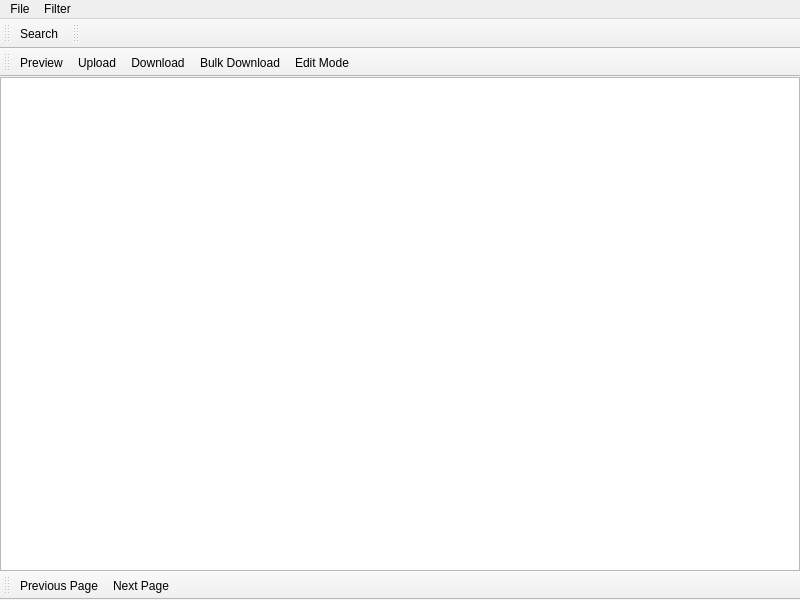
Before: the Qt Designer form src/ui/viewwidget.ui in kaniol-lck/Paperless-Client, drawn with Qt 5.
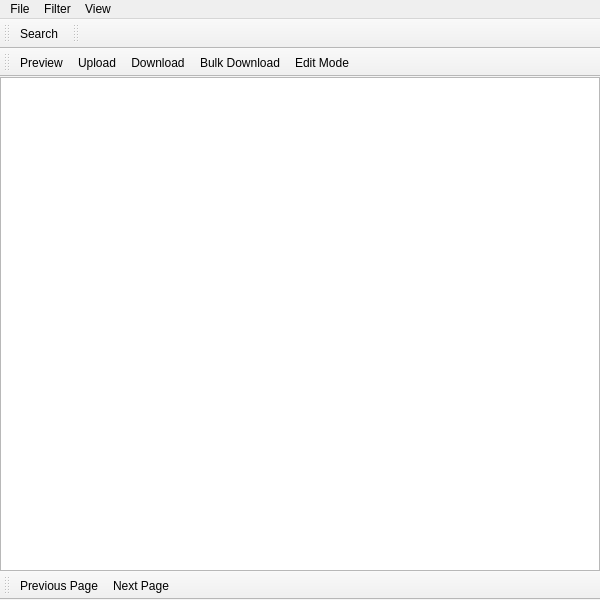
After: the same form once the commit is applied. The open tabs and pages were chosen to show the change. Icons and pictures are not drawn.

```diff
--- a/src/ui/viewwidget.ui
+++ b/src/ui/viewwidget.ui
@@ -6,7 +6,7 @@
    <rect>
     <x>0</x>
     <y>0</y>
-    <width>800</width>
+    <width>600</width>
     <height>600</height>
    </rect>
   </property>
@@ -14,26 +14,6 @@
    <string>MainWindow</string>
   </property>
   <widget class="QWidget" name="centralwidget">
-   <layout class="QGridLayout" name="gridLayout_2">
-    <property name="leftMargin">
-     <number>0</number>
-    </property>
-    <property name="topMargin">
-     <number>0</number>
-    </property>
-    <property name="rightMargin">
-     <number>0</number>
-    </property>
-    <property name="bottomMargin">
-     <number>0</number>
-    </property>
-    <item row="0" column="0">
-     <widget class="QSplitter" name="splitter">
-      <property name="orientation">
-       <enum>Qt::Orientation::Horizontal</enum>
-      </property>
-      <widget class="QStackedWidget" name="stackedWidget">
-       <widget class="QWidget" name="page_3">
         <layout class="QGridLayout" name="gridLayout">
          <property name="leftMargin">
           <number>0</number>
@@ -68,40 +48,12 @@
          </item>
         </layout>
        </widget>
-       <widget class="QWidget" name="page_4">
-        <layout class="QGridLayout" name="gridLayout_3">
-         <property name="leftMargin">
-          <number>0</number>
-         </property>
-         <property name="topMargin">
-          <number>0</number>
-         </property>
-         <property name="rightMargin">
-          <number>0</number>
-         </property>
-         <property name="bottomMargin">
-          <number>0</number>
-         </property>
-         <item row="0" column="0">
-          <widget class="QTableView" name="tableView">
-           <property name="editTriggers">
-            <set>QAbstractItemView::EditTrigger::AnyKeyPressed|QAbstractItemView::EditTrigger::CurrentChanged|QAbstractItemView::EditTrigger::DoubleClicked|QAbstractItemView::EditTrigger::EditKeyPressed</set>
-           </property>
-          </widget>
-         </item>
-        </layout>
-       </widget>
-      </widget>
-     </widget>
-    </item>
-   </layout>
-  </widget>
   <widget class="QMenuBar" name="menubar">
    <property name="geometry">
     <rect>
      <x>0</x>
      <y>0</y>
-     <width>800</width>
+     <width>600</width>
      <height>26</height>
     </rect>
    </property>
@@ -125,8 +77,15 @@
     <addaction name="actionDownload"/>
     <addaction name="actionBulk_Download"/>
    </widget>
+   <widget class="QMenu" name="menuView">
+    <property name="title">
+     <string>View</string>
+    </property>
+    <addaction name="actionDisplayed_Field"/>
+   </widget>
    <addaction name="menuFile"/>
    <addaction name="menuSearch"/>
+   <addaction name="menuView"/>
   </widget>
   <widget class="QToolBar" name="pageBar">
    <property name="windowTitle">
```
Left out of the diff: 21 changed lines with no effect on the pictures. Lines whose indentation alone changed are shown as unchanged.
